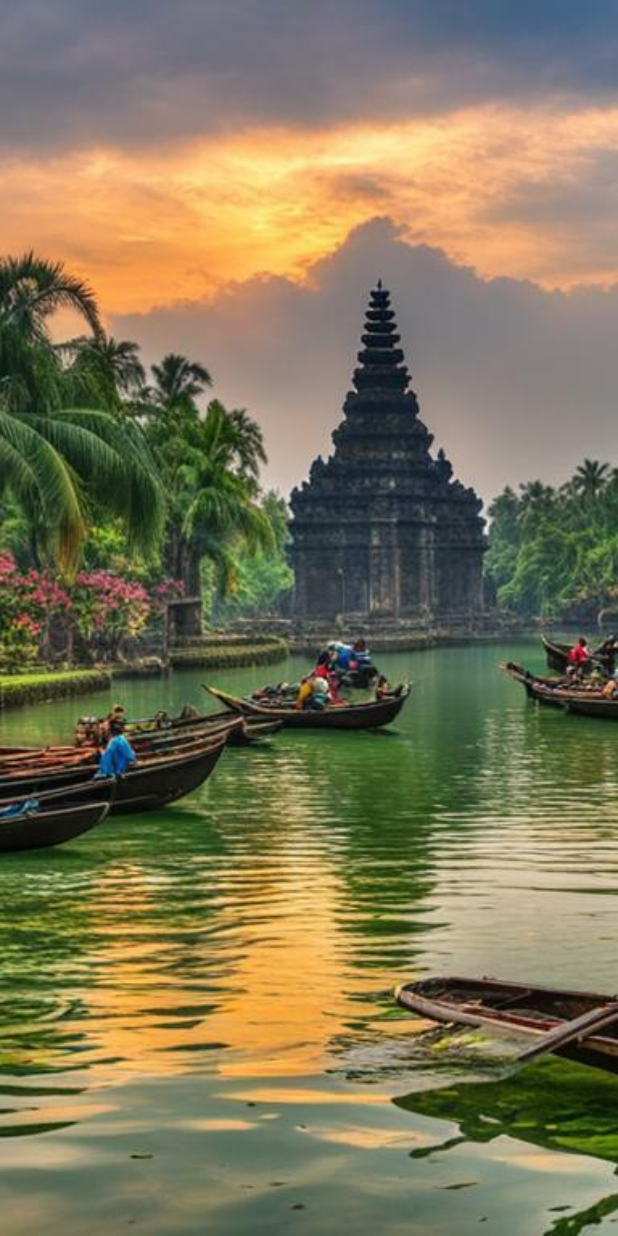
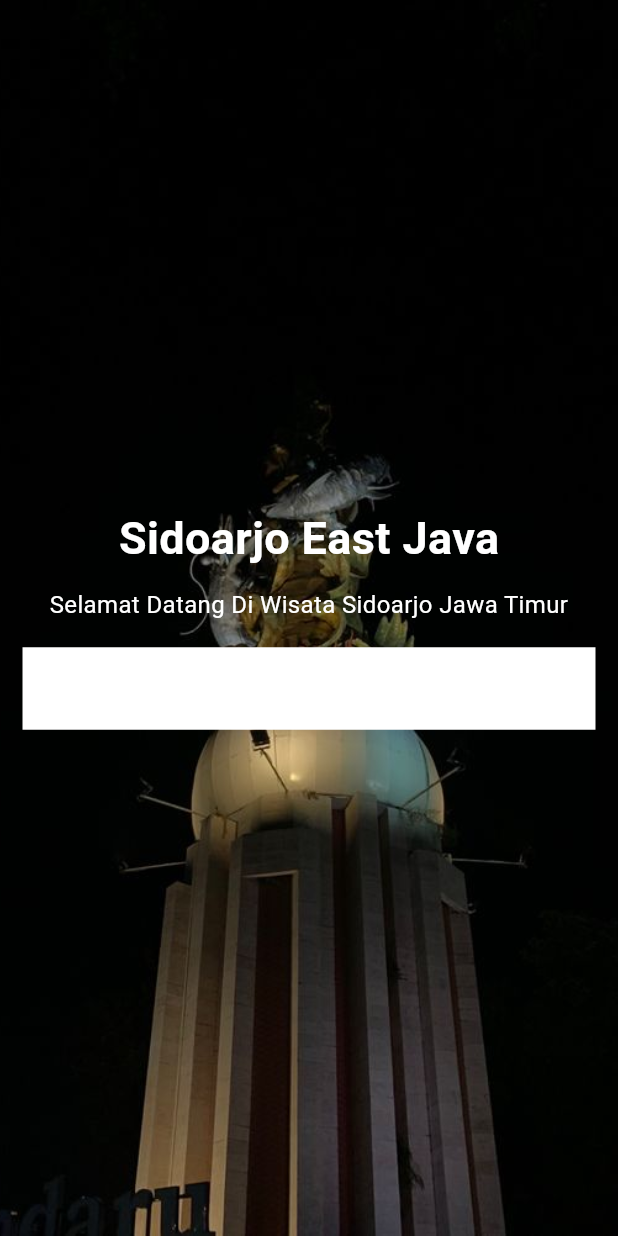
Before and after one commit to dedyputra/wisata_app, a Flutter app: the screen it shows after launch, on a phone screen of 412 x 824 dp. Run offline on Flutter 3.47's test engine with Material 3 defaults, Android fonts, the phone set to English and light mode, and no system bars.

Commit message:
update add image, home screens

```diff
--- a/lib/screens/home/home_screens.dart
+++ b/lib/screens/home/home_screens.dart
@@ -1,4 +1,5 @@
 import 'package:flutter/material.dart';
+import 'package:wisata_app/utilities/colors.dart';
 
 class HomeScreens extends StatefulWidget {
   const HomeScreens({super.key});
@@ -10,20 +11,59 @@ class HomeScreens extends StatefulWidget {
 class _HomeScreensState extends State<HomeScreens> {
   @override
   Widget build(BuildContext context) {
+    var kWhiteClr = KWhiteClr;
     return Scaffold(
       body: Stack(
         children: [
           // Menambahkan Image Homepage
           Image.asset(
-            "assets/images/background.jpg",
+            "assets/images/sda.jpg",
             height: double.infinity,
             width: double.infinity,
             fit: BoxFit.cover,
           ),
-          Column(
-            children: [
-              // Text("Selamat Datang", style: ,)
-            ],
+          SafeArea(
+            child: Center(
+              child: Padding(
+                padding:
+                    const EdgeInsets.symmetric(vertical: 20, horizontal: 15),
+                child: Column(
+                  mainAxisAlignment: MainAxisAlignment.center,
+                  children: [
+                    const Text(
+                      "Sidoarjo East Java",
+                      style: TextStyle(
+                        fontSize: 30,
+                        color: KWhiteClr,
+                        fontWeight: FontWeight.w600,
+                      ),
+                    ),
+                    const SizedBox(
+                      height: 10,
+                    ),
+                    Text(
+                      "Selamat Datang Di Wisata Sidoarjo Jawa Timur",
+                      textAlign: TextAlign.center,
+                      style: TextStyle(
+                        color: kWhiteClr,
+                        fontSize: 16,
+                        height: 1.6,
+                      ),
+                    ),
+                    const SizedBox(
+                      height: 15,
+                    ),
+                    Container(
+                      height: 55,
+                      width: double.infinity,
+                      decoration: const BoxDecoration(
+                        color: KWhiteClr,
+                      ),
+                    ),
+                  ],
+                ),
+              ),
+            ),
           ),
         ],
       ),
--- a/lib/utilities/colors.dart
+++ b/lib/utilities/colors.dart
@@ -1,3 +1,4 @@
 import 'package:flutter/material.dart';
 
-const KPrimaClr = Color(0xffd99156);
+const Color KPrimaClr = Color(0xffd99156);
+const Color KWhiteClr = Color.fromARGB(255, 255, 255, 255);
```
Also changed, not shown: assets/images/bg_fix.jpg (added), assets/images/sda.jpg (added).
